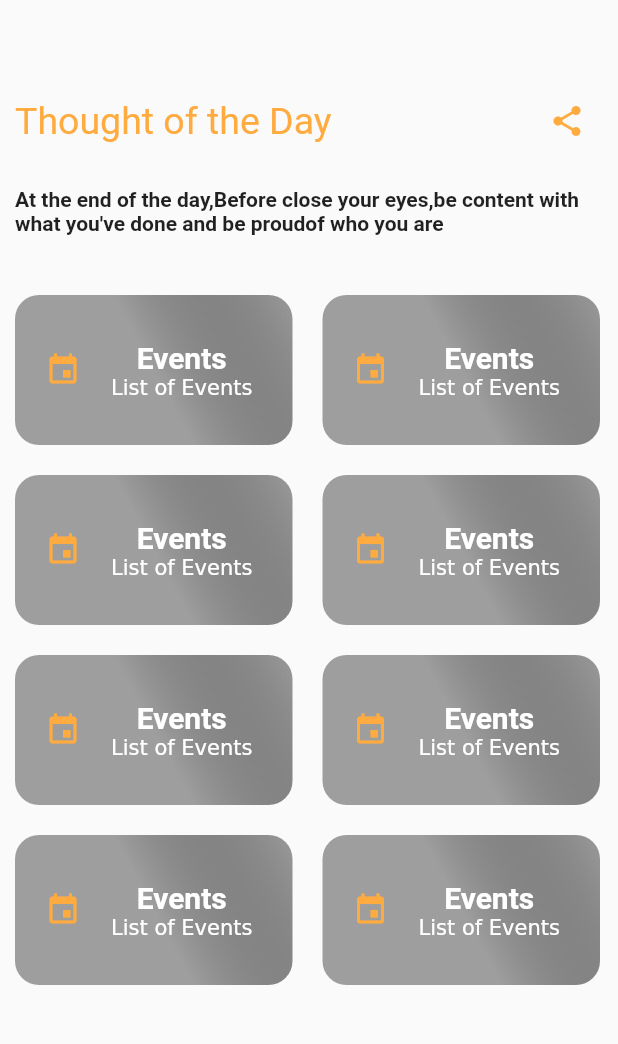
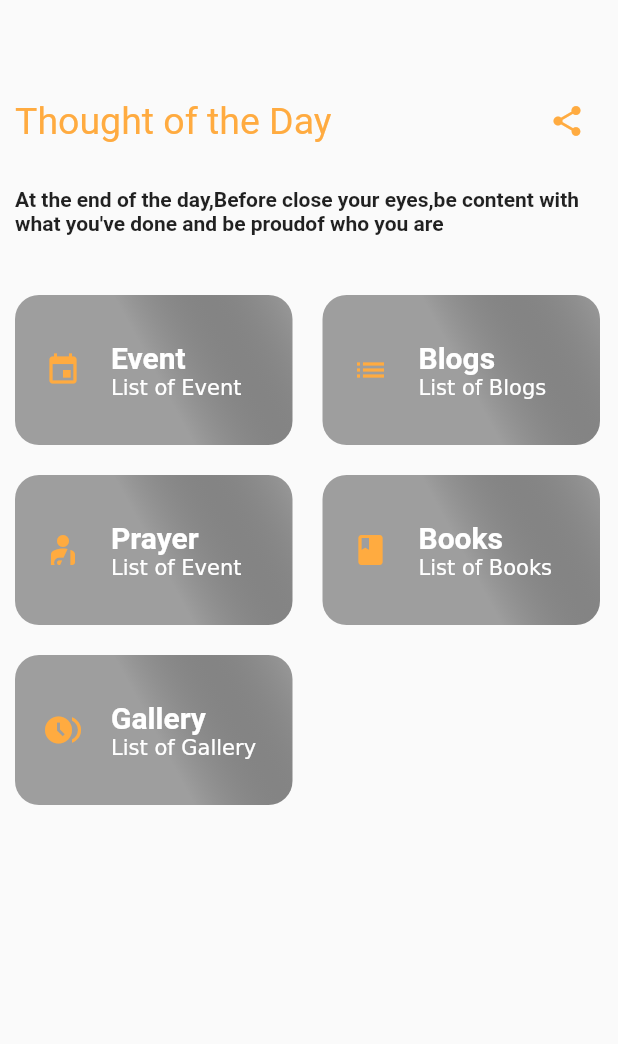
Before and after one commit to MinjaBaraka/churchApp, a Flutter app: the screen it shows after launch, after a tap on "Sign In", on a phone screen of 412 x 824 dp, the part 107-1151 px from its top. Run offline on Flutter 3.47's test engine with Material 2 defaults, Android fonts, the phone set to English and light mode, and no system bars; our stand-ins replace gap.

Commit message:
Update the welcome and create a class of grid_list_view

```diff
--- a/church/lib/pages/welcome_page.dart
+++ b/church/lib/pages/welcome_page.dart
@@ -12,18 +12,6 @@ class WelcomePage extends StatefulWidget {
 }
 
 class _WelcomePageState extends State<WelcomePage> {
-  void displayDialog() {
-    Dialog(
-      child: Container(
-        height: 100,
-        width: 100,
-        decoration: const BoxDecoration(
-          color: Colors.grey,
-        ),
-      ),
-    );
-  }
-
   @override
   Widget build(BuildContext context) {
     return SafeArea(
@@ -93,33 +81,65 @@ class _WelcomePageState extends State<WelcomePage> {
                 children: [
                   Row(
                     children: [
-                      GridListView(),
+                      GridListView(
+                        icon: Icons.event,
+                        lgName: "Event\n",
+                        smName: "List of Event",
+                      ),
                       Gap(20),
-                      GridListView(),
+                      GridListView(
+                        icon: Icons.list,
+                        lgName: "Blogs\n",
+                        smName: "List of Blogs",
+                      ),
                     ],
                   ),
                   Gap(20),
                   Row(
                     children: [
-                      GridListView(),
+                      GridListView(
+                        icon: Icons.personal_injury,
+                        lgName: "Prayer\n",
+                        smName: "List of Event",
+                      ),
                       Gap(20),
-                      GridListView(),
+                      GridListView(
+                        icon: Icons.book_rounded,
+                        lgName: "Books\n",
+                        smName: "List of Books",
+                      ),
                     ],
                   ),
                   Gap(20),
                   Row(
                     children: [
-                      GridListView(),
+                      GridListView(
+                        icon: Icons.browse_gallery,
+                        lgName: "Gallery\n",
+                        smName: "List of Gallery",
+                      ),
                       Gap(20),
-                      GridListView(),
+                      // GridListView(
+                      //   icon: Icons.search,
+                      //   lgName: "Find a Church\n",
+                      //   smName: "Find the location of church",
+                      // ),
                     ],
                   ),
                   Gap(20),
                   Row(
                     children: [
-                      GridListView(),
+                      // GridListView(
+                      //   icon: Icons.event,
+                      //   lgName: "About\n",
+                      //   smName: "About the church",
+                      // ),
                       Gap(20),
-                      GridListView(),
+                      // GridListView(
+                      //   icon: Icons.email,
+                      //   lgName: "Contact\n",
+                      //   smName: "Manager a church",
+                      // ),
                     ],
                   ),
                 ],
--- a/church/lib/widget/grid_list_view.dart
+++ b/church/lib/widget/grid_list_view.dart
@@ -2,8 +2,14 @@ import 'package:flutter/material.dart';
 import 'package:gap/gap.dart';
 
 class GridListView extends StatelessWidget {
+  final IconData icon;
+  final String lgName;
+  final String smName;
   const GridListView({
     super.key,
+    required this.icon,
+    required this.lgName,
+    required this.smName,
   });
 
   @override
@@ -29,26 +35,31 @@ class GridListView extends StatelessWidget {
           children: [
             Row(
               children: [
-                const Icon(
-                  Icons.event,
+                Icon(
+                  icon,
                   color: Colors.orangeAccent,
                 ),
                 const Gap(20),
                 Column(
                   children: [
                     RichText(
-                      textAlign: TextAlign.center,
-                      text: const TextSpan(
+                      // textAlign: TextAlign.center,
+                      text: TextSpan(
                         children: [
                           TextSpan(
-                            text: "Events\n",
-                            style: TextStyle(
+                            text: lgName,
+                            style: const TextStyle(
                               color: Colors.white,
                               fontSize: 20,
                               fontWeight: FontWeight.bold,
                             ),
                           ),
-                          TextSpan(text: "List of Events")
+                          TextSpan(
+                            text: smName,
+                            // style: TextStyle(
+                            //   overflow: TextOverflow.clip,
+                            // ),
+                          ),
                         ],
                       ),
                     ),
```
